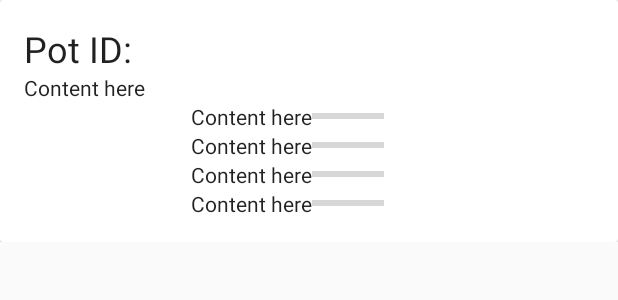
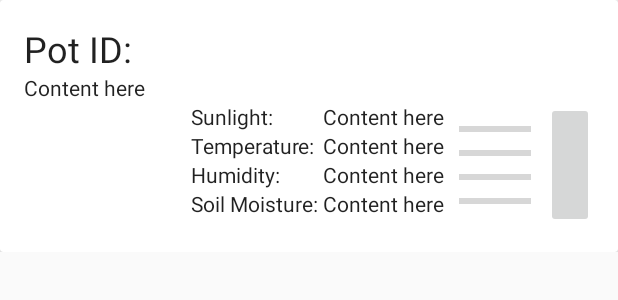
Before and after one commit to emnclarke/RedThumb, an Android app: the layout plant_data_feed_item.xml on its own in the app's theme, with its tools: preview values and no code run, on a phone screen of 412 x 824 dp. Shown: the top 300 px of the screen. Run offline under Robolectric (Android 15) with nearby library versions, the phone set to English and light mode, and no system bars.

Commit message:
Added plant_history_view
>Added plant_history_view
>Added and fixed layout to facilliate plant_history_view
>Errors with quality data presist

```diff
--- a/App/app/src/main/java/com/example/redthumbapp/MainActivity.java
+++ b/App/app/src/main/java/com/example/redthumbapp/MainActivity.java
@@ -21,7 +21,7 @@ public class MainActivity extends AppCompatActivity {
         RecyclerView plantDataRV = (RecyclerView) findViewById(R.id.plantDataRV);
 
         // Initialize contacts
-        plantFeed = PlantFeedData.createDummyPlants(12);
+        plantFeed = PlantFeedData.createDummyPlants(1);
         // Create adapter passing in the sample user data
          PlantDataAdapter adapter = new PlantDataAdapter(plantFeed);
         // Attach the adapter to the recyclerview to populate items
--- a/App/app/src/main/res/layout/plant_data_feed_item.xml
+++ b/App/app/src/main/res/layout/plant_data_feed_item.xml
@@ -1,20 +1,23 @@
 <?xml version="1.0" encoding="utf-8"?>
 <LinearLayout xmlns:android="http://schemas.android.com/apk/res/android"
-    android:orientation="vertical" android:layout_width="match_parent"
-    android:layout_height="wrap_content">
+    android:layout_width="match_parent"
+    android:layout_height="wrap_content"
+    android:orientation="vertical">
+
     <androidx.cardview.widget.CardView
         android:layout_width="match_parent"
-        android:layout_height="wrap_content" >
+        android:layout_height="wrap_content">
+
         <FrameLayout
-            android:background="@color/colorAccent"
             android:layout_width="4dp"
-            android:layout_height="wrap_content"/>
+            android:layout_height="wrap_content"
+            android:background="@color/colorAccent" />
 
         <LinearLayout
             android:layout_width="fill_parent"
             android:layout_height="wrap_content"
-            android:padding="16dp"
-            android:orientation="vertical">
+            android:orientation="vertical"
+            android:padding="16dp">
 
             <TextView
                 android:id="@+id/textPotID"
@@ -44,56 +47,107 @@
                 <LinearLayout
                     android:layout_width="wrap_content"
                     android:layout_height="wrap_content"
+                    android:orientation="horizontal">
+
+                    <LinearLayout
+                        android:layout_width="wrap_content"
+                        android:layout_height="wrap_content"
                         android:orientation="vertical">
+
+                        <TextView
+                            android:id="@+id/textSunlightLabel"
+                            style="@style/Base.TextAppearance.AppCompat.Body1"
+                            android:layout_width="fill_parent"
+                            android:layout_height="wrap_content"
+                            android:text="Sunlight: " />
+
+                        <TextView
+                            android:id="@+id/textTemperatureLabel"
+                            style="@style/Base.TextAppearance.AppCompat.Body1"
+                            android:layout_width="fill_parent"
+                            android:layout_height="wrap_content"
+                            android:text="Temperature: " />
+
+                        <TextView
+                            android:id="@+id/textHumidityLabel"
+                            style="@style/Base.TextAppearance.AppCompat.Body1"
+                            android:layout_width="fill_parent"
+                            android:layout_height="wrap_content"
+                            android:text="Humidity: " />
+
+                        <TextView
+                            android:id="@+id/textSoilMoistureLabel"
+                            style="@style/Base.TextAppearance.AppCompat.Body1"
+                            android:layout_width="fill_parent"
+                            android:layout_height="wrap_content"
+                            android:text="Soil Moisture: " />
+                    </LinearLayout>
+
+                    <LinearLayout
+                        android:layout_width="wrap_content"
+                        android:layout_height="wrap_content"
+                        android:orientation="vertical">
+
                         <TextView
                             android:id="@+id/textSunlight"
                             style="@style/Base.TextAppearance.AppCompat.Body1"
                             android:layout_width="fill_parent"
                             android:layout_height="wrap_content"
                             android:text="Content here" />
+
                         <TextView
                             android:id="@+id/textTemperature"
                             style="@style/Base.TextAppearance.AppCompat.Body1"
                             android:layout_width="fill_parent"
                             android:layout_height="wrap_content"
                             android:text="Content here" />
+
                         <TextView
                             android:id="@+id/textHumidity"
                             style="@style/Base.TextAppearance.AppCompat.Body1"
                             android:layout_width="fill_parent"
                             android:layout_height="wrap_content"
                             android:text="Content here" />
+
                         <TextView
                             android:id="@+id/textSoilMoisture"
                             style="@style/Base.TextAppearance.AppCompat.Body1"
                             android:layout_width="fill_parent"
                             android:layout_height="wrap_content"
                             android:text="Content here" />
+                    </LinearLayout>
 
                 </LinearLayout>
 
                 <LinearLayout
-                    android:layout_width="fill_parent"
-                    android:layout_height="fill_parent"
-                    android:orientation="vertical">
+                    android:layout_width="wrap_content"
+                    android:layout_height="wrap_content"
+                    android:orientation="vertical"
+                    android:padding="10dp">
+
+
                     <ProgressBar
                         android:id="@+id/progressBarSunlight"
                         style="?android:attr/progressBarStyleHorizontal"
                         android:layout_width="wrap_content"
                         android:layout_height="wrap_content"
                         android:layout_weight="1" />
+
                     <ProgressBar
                         android:id="@+id/progressBarTemperature"
                         style="?android:attr/progressBarStyleHorizontal"
                         android:layout_width="wrap_content"
                         android:layout_height="wrap_content"
                         android:layout_weight="1" />
+
+
                     <ProgressBar
                         android:id="@+id/progressBarHumidity"
                         style="?android:attr/progressBarStyleHorizontal"
                         android:layout_width="wrap_content"
                         android:layout_height="wrap_content"
                         android:layout_weight="1" />
+
                     <ProgressBar
                         android:id="@+id/progressBarSoilMoisture"
                         style="?android:attr/progressBarStyleHorizontal"
@@ -102,6 +156,19 @@
                         android:layout_weight="1" />
 
                 </LinearLayout>
+
+                <LinearLayout
+                    android:id="@+id/buttonPanel"
+                    android:layout_width="fill_parent"
+                    android:layout_height="fill_parent"
+                    android:orientation="vertical">
+
+                    <ImageButton
+                        android:id="@+id/button2"
+                        android:layout_width="fill_parent"
+                        android:layout_height="fill_parent"
+                        android:text="Button" />
+                </LinearLayout>
             </LinearLayout>
 
 
--- /dev/null
+++ b/App/app/src/main/res/layout/plant_history_view.xml
@@ -0,0 +1,6 @@
+<?xml version="1.0" encoding="utf-8"?>
+<LinearLayout xmlns:android="http://schemas.android.com/apk/res/android"
+    android:orientation="vertical" android:layout_width="match_parent"
+    android:layout_height="match_parent">
+
+</LinearLayout>
```
Also changed, not shown: App/app/src/main/java/com/example/redthumbapp/PlantData.java (+10 -5 lines), App/app/src/main/java/com/example/redthumbapp/PlantDataAdapter.java (+27 -10 lines), App/app/src/main/java/com/example/redthumbapp/PlantFeedData.java (+25 -13 lines). Lines whose indentation alone changed are shown as unchanged.
